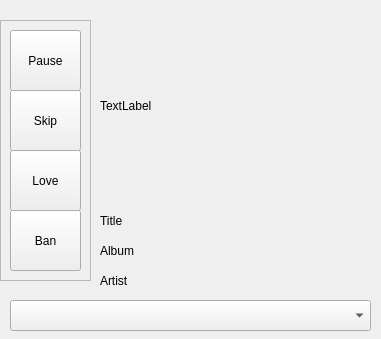
The window that qAndora.ui (JeffHoogland/qAndora) describes before a commit, drawn with Qt 5.
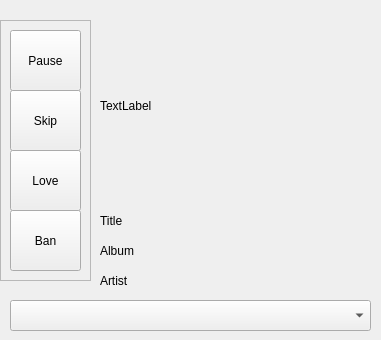
The same window after the commit. Icons and pictures are not drawn.

Commit message: Added application icon and updated button images

What changed in the file:
```diff
--- a/qAndora.ui
+++ b/qAndora.ui
@@ -7,7 +7,7 @@
     <x>0</x>
     <y>0</y>
     <width>381</width>
-    <height>339</height>
+    <height>340</height>
    </rect>
   </property>
   <property name="windowTitle">
```
Left out of the diff: 22 changed lines with no effect on the pictures. The commit also changes 6 other files.
